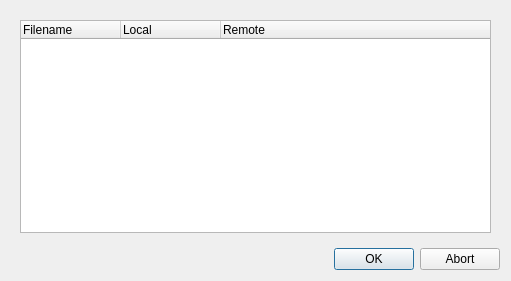
The window that qfieldsync/ui/qfield_cloud_transfer_dialog.ui (opengisch/qfieldsync) describes before a commit, drawn with Qt 5.
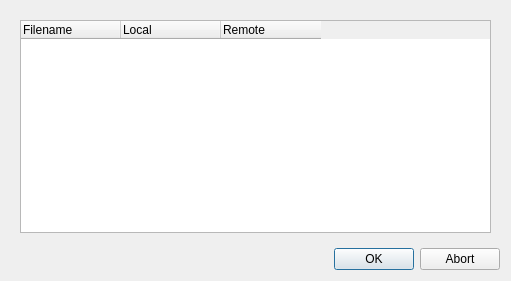
The same window after the commit.

Commit message: Proper tree widget column width

Diff of the .ui file:
```diff
--- a/qfieldsync/ui/qfield_cloud_transfer_dialog.ui
+++ b/qfieldsync/ui/qfield_cloud_transfer_dialog.ui
@@ -104,6 +104,9 @@
       <layout class="QVBoxLayout" name="verticalLayout_3">
        <item>
         <widget class="QTreeWidget" name="filesTree">
+         <attribute name="headerStretchLastSection">
+          <bool>false</bool>
+         </attribute>
          <column>
           <property name="text">
            <string>Filename</string>
```
The commit also changes 2 other files.
